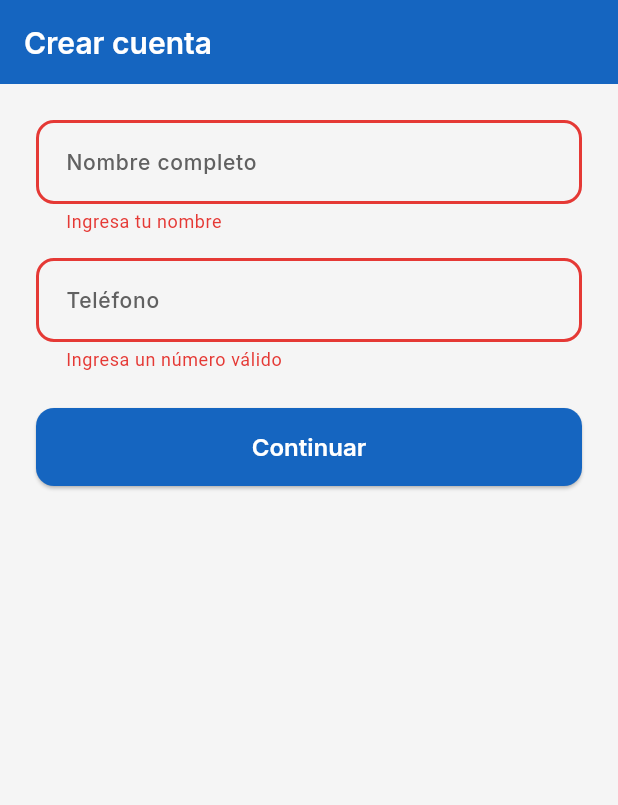
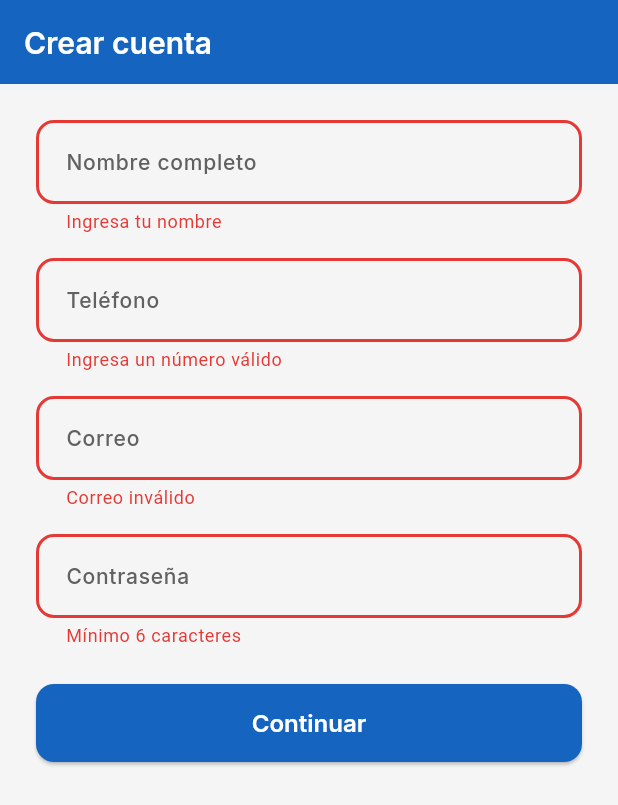
Before and after one commit to Alexis01000011/UBISAFE, a Flutter app: the SignupDataScreen screen opened by its route, after a tap on "Continuar", on a phone screen of 412 x 824 dp. Shown: the top 805 px of the screen. Run offline on Flutter 3.47's test engine with Material 3 defaults, Android fonts, the phone set to English and light mode, and no system bars; our stand-ins replace cloud_firestore, dio, firebase_auth, firebase_core, firebase_database, firebase_messaging and 5 more; accounts and stored records are empty; network calls fail.

Commit message:
fix(identity): add back navigation and move email/password to signup data screen
- Use context.push() in WelcomeScreen so Login/SignupData get a back arrow
- Use context.push() in SignupDataScreen so SignupRole gets a back arrow
- Move email + password fields from SignupRoleScreen (W-05) to SignupDataScreen
  (W-04) — W-05 now shows only role selection, matching the wireframe intent
- Pass email + password via route extra; router updated to forward them

```diff
--- a/ubisafe_app/lib/features/identity/auth/screens/signup_data_screen.dart
+++ b/ubisafe_app/lib/features/identity/auth/screens/signup_data_screen.dart
@@ -1,8 +1,8 @@
 import 'package:flutter/material.dart';
 import 'package:go_router/go_router.dart';
 
-/// Step 1 of sign-up: collect name and phone number.
-/// Step 2 (/signup-role) collects the role and creates the account.
+/// Step 1 of sign-up: collect name, phone, email and password.
+/// Step 2 (/signup-role) only asks for the role and creates the account.
 class SignupDataScreen extends StatefulWidget {
   const SignupDataScreen({super.key});
 
@@ -14,19 +14,28 @@ class _SignupDataScreenState extends State<SignupDataScreen> {
   final _formKey = GlobalKey<FormState>();
   final _nameCtrl = TextEditingController();
   final _phoneCtrl = TextEditingController();
+  final _emailCtrl = TextEditingController();
+  final _passwordCtrl = TextEditingController();
 
   @override
   void dispose() {
     _nameCtrl.dispose();
     _phoneCtrl.dispose();
+    _emailCtrl.dispose();
+    _passwordCtrl.dispose();
     super.dispose();
   }
 
   void _next() {
     if (!_formKey.currentState!.validate()) return;
-    context.go(
+    context.push(
       '/signup-role',
-      extra: {'name': _nameCtrl.text.trim(), 'phone': _phoneCtrl.text.trim()},
+      extra: {
+        'name': _nameCtrl.text.trim(),
+        'phone': _phoneCtrl.text.trim(),
+        'email': _emailCtrl.text.trim(),
+        'password': _passwordCtrl.text,
+      },
     );
   }
 
@@ -57,6 +66,23 @@ class _SignupDataScreenState extends State<SignupDataScreen> {
                     ? 'Ingresa un número válido'
                     : null,
               ),
+              const SizedBox(height: 16),
+              TextFormField(
+                controller: _emailCtrl,
+                keyboardType: TextInputType.emailAddress,
+                decoration: const InputDecoration(labelText: 'Correo'),
+                validator: (v) =>
+                    (v == null || !v.contains('@')) ? 'Correo inválido' : null,
+              ),
+              const SizedBox(height: 16),
+              TextFormField(
+                controller: _passwordCtrl,
+                obscureText: true,
+                decoration: const InputDecoration(labelText: 'Contraseña'),
+                validator: (v) => (v == null || v.length < 6)
+                    ? 'Mínimo 6 caracteres'
+                    : null,
+              ),
               const SizedBox(height: 24),
               ElevatedButton(
                 onPressed: _next,
--- a/ubisafe_app/lib/features/identity/auth/screens/welcome_screen.dart
+++ b/ubisafe_app/lib/features/identity/auth/screens/welcome_screen.dart
@@ -28,12 +28,12 @@ class WelcomeScreen extends StatelessWidget {
               ),
               const Spacer(),
               ElevatedButton(
-                onPressed: () => context.go('/login'),
+                onPressed: () => context.push('/login'),
                 child: const Text('Iniciar sesión'),
               ),
               const SizedBox(height: 12),
               OutlinedButton(
-                onPressed: () => context.go('/signup-data'),
+                onPressed: () => context.push('/signup-data'),
                 child: const Text('Crear cuenta'),
               ),
               const SizedBox(height: 32),
--- a/ubisafe_app/lib/router/app_router.dart
+++ b/ubisafe_app/lib/router/app_router.dart
@@ -56,6 +56,8 @@ final appRouterProvider = Provider<GoRouter>((ref) {
           return SignupRoleScreen(
             name: extra['name'] as String? ?? '',
             phone: extra['phone'] as String? ?? '',
+            email: extra['email'] as String? ?? '',
+            password: extra['password'] as String? ?? '',
           );
         },
       ),
```
Also changed, not shown: ubisafe_app/lib/features/identity/auth/screens/signup_role_screen.dart (+8 -36 lines).
